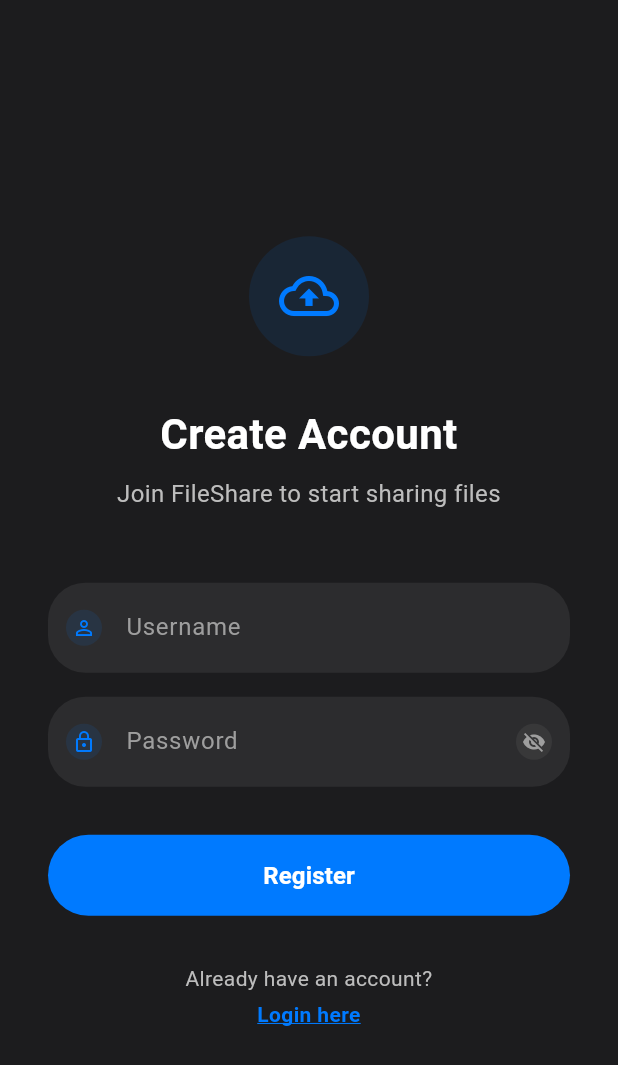
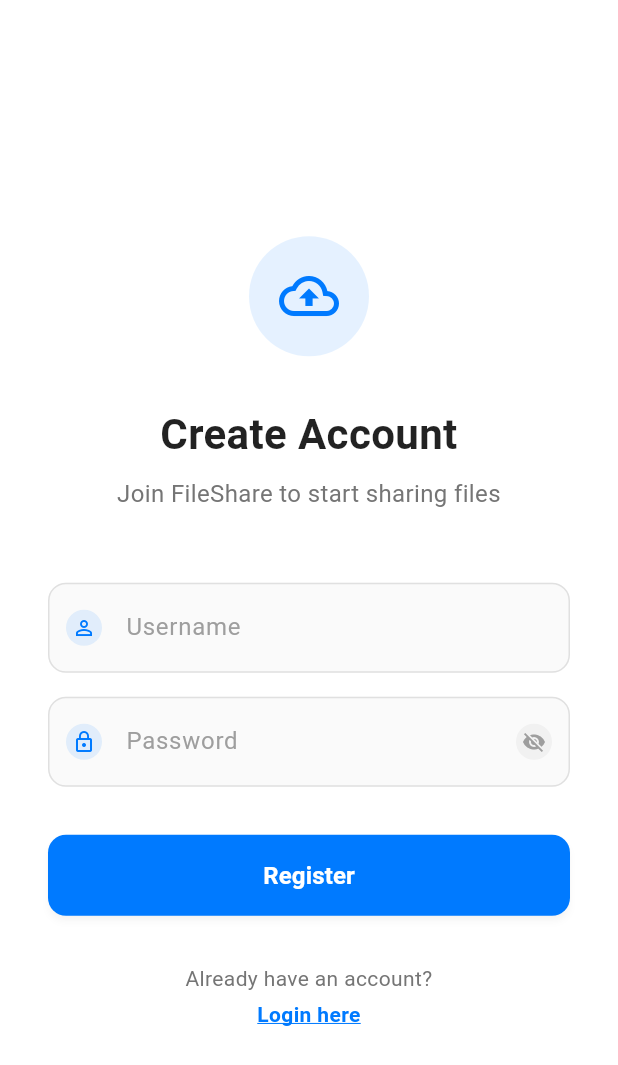
Before and after one commit to dadyutenga/file_share, a Flutter app: the RegisterScreen screen opened by its route, on a phone screen of 412 x 824 dp. Shown: the top 1065 px of the screen. Run offline on Flutter 3.47's test engine with Material 3 defaults, Android fonts, the phone set to English and light mode, and no system bars; our stand-ins replace connectivity_plus, device_info_plus, dio, file_picker, flutter_secure_storage, flutter_staggered_animations and 5 more; accounts and stored records are empty; network calls fail.

Commit message:
feat: Update UI colors and styles for improved readability and aesthetics across multiple screens

```diff
--- a/lib/components/CustomBottomNavigation.dart
+++ b/lib/components/CustomBottomNavigation.dart
@@ -15,14 +15,14 @@
     return Container(
       height: 80,
       decoration: BoxDecoration(
-        color: const Color(0xFF2C2C2E),
+        color: Colors.white,
         borderRadius: const BorderRadius.only(
           topLeft: Radius.circular(24),
           topRight: Radius.circular(24),
         ),
         boxShadow: [
           BoxShadow(
-            color: Colors.black.withOpacity(0.2),
+            color: Colors.black.withOpacity(0.1),
             blurRadius: 10,
             offset: const Offset(0, -5),
           ),
@@ -71,7 +71,7 @@
     final bool isSelected = currentIndex == index;
     final Color color = isSelected
         ? const Color(0xFF007AFF)
-        : Colors.grey[400]!;
+        : Colors.grey[600]!;
 
     return Expanded(
       child: GestureDetector(
--- a/lib/screens/RegisterScreen.dart
+++ b/lib/screens/RegisterScreen.dart
@@ -86,12 +86,19 @@
             child: Container(
               padding: const EdgeInsets.all(20.0),
               decoration: BoxDecoration(
-                color: const Color(0xFF2C2C2E),
+                color: Colors.white,
                 borderRadius: BorderRadius.circular(16.0),
                 border: Border.all(
                   color: Colors.red.withOpacity(0.3),
                   width: 1,
                 ),
+                boxShadow: [
+                  BoxShadow(
+                    color: Colors.black.withOpacity(0.1),
+                    blurRadius: 10,
+                    offset: const Offset(0, 5),
+                  ),
+                ],
               ),
               child: Column(
                 mainAxisSize: MainAxisSize.min,
@@ -113,7 +120,7 @@
                   const Text(
                     'Registration Failed',
                     style: TextStyle(
-                      color: Colors.white,
+                      color: Colors.black87,
                       fontSize: 18.0,
                       fontWeight: FontWeight.w600,
                     ),
@@ -122,7 +129,7 @@
                   Text(
                     message,
                     textAlign: TextAlign.center,
-                    style: TextStyle(color: Colors.grey[400], fontSize: 14.0),
+                    style: TextStyle(color: Colors.grey[600], fontSize: 14.0),
                   ),
                   const SizedBox(height: 20.0),
                   SizedBox(
@@ -167,12 +174,19 @@
             child: Container(
               padding: const EdgeInsets.all(20.0),
               decoration: BoxDecoration(
-                color: const Color(0xFF2C2C2E),
+                color: Colors.white,
                 borderRadius: BorderRadius.circular(16.0),
                 border: Border.all(
                   color: Colors.green.withOpacity(0.3),
                   width: 1,
                 ),
+                boxShadow: [
+                  BoxShadow(
+                    color: Colors.black.withOpacity(0.1),
+                    blurRadius: 10,
+                    offset: const Offset(0, 5),
+                  ),
+                ],
               ),
               child: Column(
                 mainAxisSize: MainAxisSize.min,
@@ -194,7 +208,7 @@
                   const Text(
                     'Success!',
                     style: TextStyle(
-                      color: Colors.white,
+                      color: Colors.black87,
                       fontSize: 18.0,
                       fontWeight: FontWeight.w600,
                     ),
@@ -203,7 +217,7 @@
                   Text(
                     message,
                     textAlign: TextAlign.center,
-                    style: TextStyle(color: Colors.grey[400], fontSize: 14.0),
+                    style: TextStyle(color: Colors.grey[600], fontSize: 14.0),
                   ),
                   const SizedBox(height: 16.0),
                   const SizedBox(
@@ -229,13 +243,13 @@
     SystemChrome.setSystemUIOverlayStyle(
       const SystemUiOverlayStyle(
         statusBarColor: Colors.transparent,
-        statusBarIconBrightness: Brightness.light,
-        statusBarBrightness: Brightness.dark,
+        statusBarIconBrightness: Brightness.dark,
+        statusBarBrightness: Brightness.light,
       ),
     );
 
     return Scaffold(
-      backgroundColor: const Color(0xFF1C1C1E),
+      backgroundColor: Colors.white,
       body: SafeArea(
         child: Center(
           child: SingleChildScrollView(
@@ -267,7 +281,7 @@
                   'Create Account',
                   textAlign: TextAlign.center,
                   style: TextStyle(
-                    color: Colors.white,
+                    color: Colors.black87,
                     fontSize: 28.0,
                     fontWeight: FontWeight.w700,
                   ),
@@ -278,7 +292,7 @@
                   'Join FileShare to start sharing files',
                   textAlign: TextAlign.center,
                   style: TextStyle(
-                    color: Colors.grey[400],
+                    color: Colors.grey[600],
                     fontSize: 16.0,
                     fontWeight: FontWeight.w400,
                   ),
@@ -288,10 +302,10 @@
                 TextField(
                   controller: _usernameController,
                   enabled: !_isLoading,
-                  style: const TextStyle(color: Colors.white, fontSize: 16.0),
+                  style: const TextStyle(color: Colors.black87, fontSize: 16.0),
                   decoration: InputDecoration(
                     filled: true,
-                    fillColor: const Color(0xFF2C2C2E),
+                    fillColor: Colors.grey[50],
                     hintText: 'Username',
                     hintStyle: TextStyle(
                       color: Colors.grey[500],
@@ -316,15 +330,15 @@
                       vertical: 18.0,
                     ),
                     border: OutlineInputBorder(
-                      borderRadius: BorderRadius.circular(25.0),
-                      borderSide: BorderSide.none,
+                      borderRadius: BorderRadius.circular(12.0),
+                      borderSide: BorderSide(color: Colors.grey[300]!),
                     ),
                     enabledBorder: OutlineInputBorder(
-                      borderRadius: BorderRadius.circular(25.0),
-                      borderSide: BorderSide.none,
+                      borderRadius: BorderRadius.circular(12.0),
+                      borderSide: BorderSide(color: Colors.grey[300]!),
                     ),
                     focusedBorder: OutlineInputBorder(
-                      borderRadius: BorderRadius.circular(25.0),
+                      borderRadius: BorderRadius.circular(12.0),
                       borderSide: const BorderSide(
                         color: Color(0xFF007AFF),
                         width: 2.0,
@@ -338,10 +352,10 @@
                   controller: _passwordController,
                   enabled: !_isLoading,
                   obscureText: _obscurePassword,
-                  style: const TextStyle(color: Colors.white, fontSize: 16.0),
+                  style: const TextStyle(color: Colors.black87, fontSize: 16.0),
                   decoration: InputDecoration(
                     filled: true,
-                    fillColor: const Color(0xFF2C2C2E),
+                    fillColor: Colors.grey[50],
                     hintText: 'Password',
                     hintStyle: TextStyle(
                       color: Colors.grey[500],
@@ -390,15 +404,15 @@
                       vertical: 18.0,
                     ),
                     border: OutlineInputBorder(
-                      borderRadius: BorderRadius.circular(25.0),
-                      borderSide: BorderSide.none,
+                      borderRadius: BorderRadius.circular(12.0),
+                      borderSide: BorderSide(color: Colors.grey[300]!),
                     ),
                     enabledBorder: OutlineInputBorder(
-                      borderRadius: BorderRadius.circular(25.0),
-                      borderSide: BorderSide.none,
+                      borderRadius: BorderRadius.circular(12.0),
+                      borderSide: BorderSide(color: Colors.grey[300]!),
                     ),
                     focusedBorder: OutlineInputBorder(
-                      borderRadius: BorderRadius.circular(25.0),
+                      borderRadius: BorderRadius.circular(12.0),
                       borderSide: const BorderSide(
                         color: Color(0xFF007AFF),
                         width: 2.0,
@@ -419,9 +433,9 @@
                         0xFF007AFF,
                       ).withOpacity(0.6),
                       shape: RoundedRectangleBorder(
-                        borderRadius: BorderRadius.circular(27.0),
+                        borderRadius: BorderRadius.circular(12.0),
                       ),
-                      elevation: 0,
+                      elevation: 2,
                     ),
                     child: _isLoading
                         ? const SizedBox(
@@ -449,7 +463,7 @@
                   children: [
                     Text(
                       "Already have an account?",
-                      style: TextStyle(color: Colors.grey[400], fontSize: 14.0),
+                      style: TextStyle(color: Colors.grey[600], fontSize: 14.0),
                       textAlign: TextAlign.center,
                     ),
                     const SizedBox(height: 4.0),
```
Also changed, not shown: lib/screens/MainNavigationWrapper.dart (+14 -10 lines).
